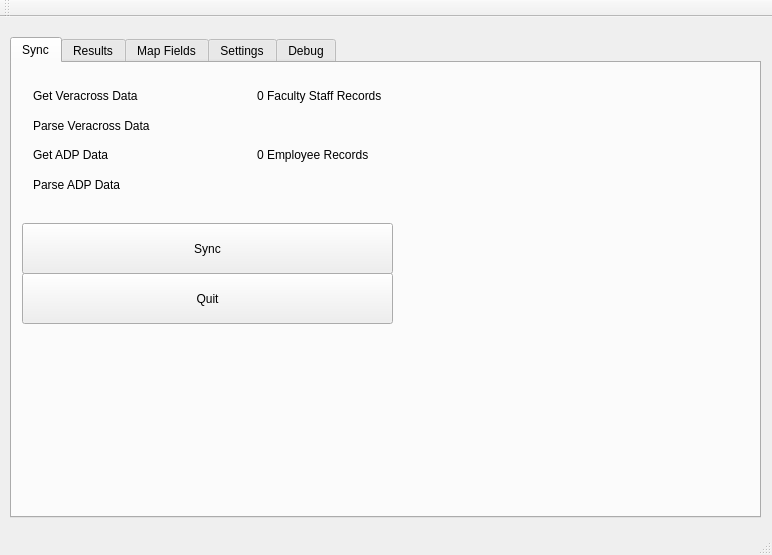
Old version of the form QT/ADP/mainwindow.ui in the repository beckf/vc-adp-sync.
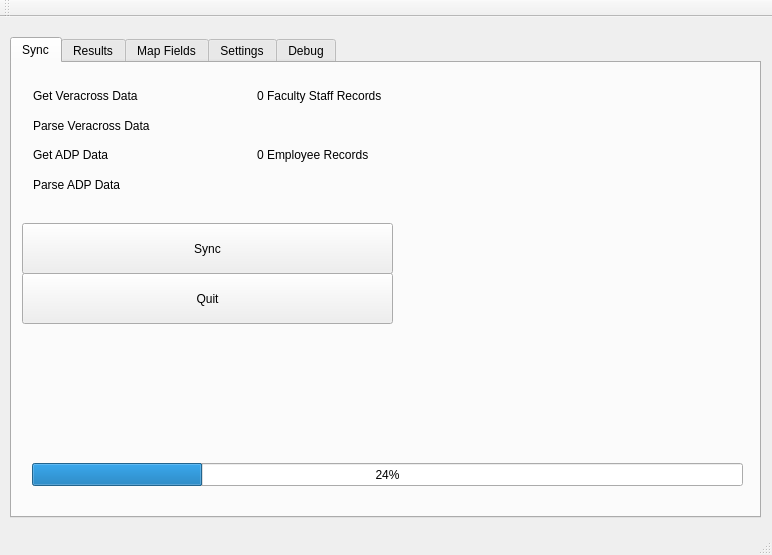
New version of the form. The open tabs and pages were chosen to show the change.

Patch:
```diff
--- a/QT/ADP/mainwindow.ui
+++ b/QT/ADP/mainwindow.ui
@@ -33,10 +33,10 @@
      <widget class="QLabel" name="logo_label">
       <property name="geometry">
        <rect>
-        <x>630</x>
+        <x>569</x>
         <y>10</y>
-        <width>100</width>
-        <height>100</height>
+        <width>161</width>
+        <height>151</height>
        </rect>
       </property>
       <property name="text">
@@ -151,6 +151,19 @@
        <string>Quit</string>
       </property>
      </widget>
+     <widget class="QProgressBar" name="syncProgressBar">
+      <property name="geometry">
+       <rect>
+        <x>20</x>
+        <y>400</y>
+        <width>711</width>
+        <height>23</height>
+       </rect>
+      </property>
+      <property name="value">
+       <number>24</number>
+      </property>
+     </widget>
     </widget>
     <widget class="QWidget" name="resultsTab">
      <attribute name="title">
```
Left out of the diff: 30 changed lines with no effect on the pictures.
